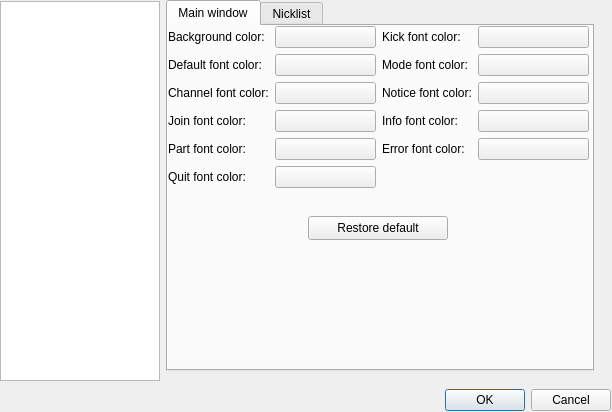
First picture: the form in ui/options.ui, repository gitter-badger/simplechatclient, before the edit.
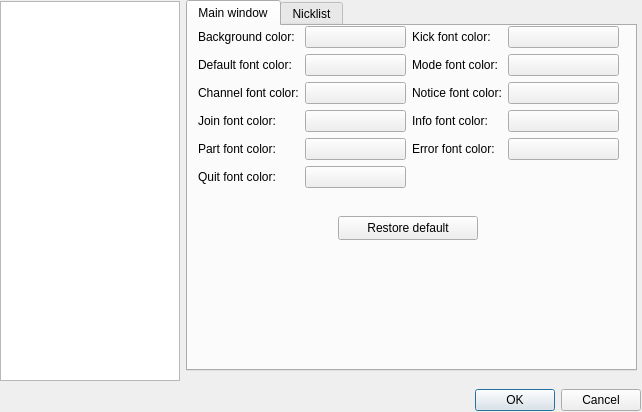
Second picture: the form after the edit. The open tabs and pages were chosen to show the change. Icons and pictures are not drawn.

Patch:
```diff
--- a/ui/options.ui
+++ b/ui/options.ui
@@ -6,19 +6,19 @@
    <rect>
     <x>0</x>
     <y>0</y>
-    <width>612</width>
+    <width>642</width>
     <height>412</height>
    </rect>
   </property>
   <property name="minimumSize">
    <size>
-    <width>612</width>
+    <width>642</width>
     <height>412</height>
    </size>
   </property>
   <property name="maximumSize">
    <size>
-    <width>612</width>
+    <width>642</width>
     <height>412</height>
    </size>
   </property>
@@ -34,7 +34,7 @@
     <rect>
      <x>0</x>
      <y>0</y>
-     <width>611</width>
+     <width>641</width>
      <height>411</height>
     </rect>
    </property>
@@ -45,7 +45,7 @@
        <widget class="QTreeWidget" name="treeWidget_options">
         <property name="maximumSize">
          <size>
-          <width>160</width>
+          <width>180</width>
           <height>380</height>
          </size>
         </property>
@@ -453,7 +453,7 @@
              <rect>
               <x>0</x>
               <y>0</y>
-              <width>428</width>
+              <width>451</width>
               <height>371</height>
              </rect>
             </property>
@@ -467,7 +467,7 @@
              <widget class="QWidget" name="horizontalLayoutWidget">
               <property name="geometry">
                <rect>
-                <x>0</x>
+                <x>10</x>
                 <y>0</y>
                 <width>421</width>
                 <height>181</height>
@@ -707,7 +707,7 @@
              <widget class="QPushButton" name="pushButton_mainwindow_restore_default">
               <property name="geometry">
                <rect>
-                <x>140</x>
+                <x>150</x>
                 <y>190</y>
                 <width>140</width>
                 <height>24</height>
```
Left out of the diff: 14 changed lines with no effect on the pictures.
